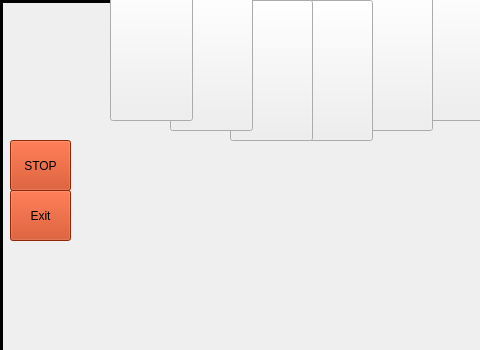
This is SkullKing/server.ui in faezehghiasi/SkullKing_Game as Qt 5 draws it before an edit; both pictures show x 0 to 480 and y 0 to 350 of the 630 by 700 pixel window. The edited form follows.
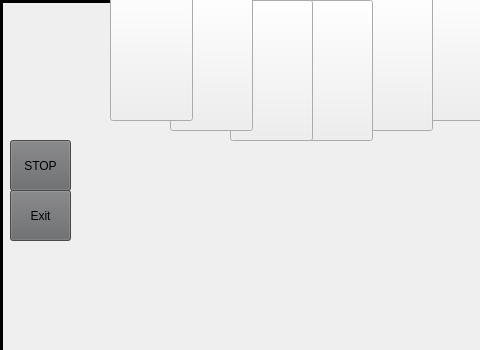
This is the edited form. Icons and pictures are not drawn.

Commit message: stop and resume button for client and server were written

What changed in the file:
```diff
--- a/SkullKing/server.ui
+++ b/SkullKing/server.ui
@@ -23,6 +23,36 @@
       <height>700</height>
      </rect>
     </property>
+    <property name="styleSheet">
+     <string notr="true">QPushButton#pushButton_9{ 
+background-color: rgb(101, 102, 104);
+color: rgb(0, 0, 0);
+font: 600 10pt &quot;Sitka Small Semibold&quot;;
+}
+QPushButton#pushButton_9:hover{ 
+color:rgba(155,168,182,210)
+}
+QPushButton#pushButton_9:pressed{ 
+padding-left:5px;
+padding-top:5px;
+color:rgba(115 ,128,142,210);
+}
+
+QPushButton#pushButton_7{ 
+background-color: rgb(101, 102, 104);
+color: rgb(0, 0, 0);
+font: 600 10pt &quot;Sitka Small Semibold&quot;;
+}
+QPushButton#pushButton_7:hover{ 
+color:rgba(155,168,182,210)
+}
+QPushButton#pushButton_7:pressed{ 
+padding-left:5px;
+padding-top:5px;
+color:rgba(115 ,128,142,210);
+}
+</string>
+    </property>
     <widget class="QLabel" name="background">
      <property name="enabled">
       <bool>true</bool>
@@ -150,9 +180,23 @@
       </rect>
      </property>
      <property name="styleSheet">
-      <string notr="true">background-color: rgb(200, 56, 12);
+      <string notr="true">background-color: rgb(101, 102, 104);
 color: rgb(0, 0, 0);
-font: 600 10pt &quot;Sitka Small Semibold&quot;;</string>
+font: 600 10pt &quot;Sitka Small Semibold&quot;;
+QPushButton#pushButton_9{ 
+background-color: rgb(101, 102, 104);
+color: rgb(0, 0, 0);
+font: 600 10pt &quot;Sitka Small Semibold&quot;;
+}
+QPushButton#pushButton_9:hover{ 
+color:rgba(155,168,182,210)
+}
+QPushButton#pushButton_9:pressed{ 
+padding-left:5px;
+padding-top:5px;
+color:rgba(115 ,128,142,210);
+}
+</string>
      </property>
      <property name="text">
       <string>STOP</string>
@@ -168,9 +212,22 @@
       </rect>
      </property>
      <property name="styleSheet">
-      <string notr="true">background-color: rgb(200, 56, 12);
+      <string notr="true">background-color: rgb(101, 102, 104);
 color: rgb(0, 0, 0);
-font: 600 10pt &quot;Sitka Small Semibold&quot;;</string>
+font: 600 10pt &quot;Sitka Small Semibold&quot;;
+QPushButton#pushButton_7{ 
+background-color: rgb(101, 102, 104);
+color: rgb(0, 0, 0);
+font: 600 10pt &quot;Sitka Small Semibold&quot;;
+}
+QPushButton#pushButton_7:hover{ 
+color:rgba(155,168,182,210)
+}
+QPushButton#pushButton_7:pressed{ 
+padding-left:5px;
+padding-top:5px;
+color:rgba(115 ,128,142,210);
+}</string>
      </property>
      <property name="text">
       <string>Exit</string>
```
The commit also changes 7 other files.
